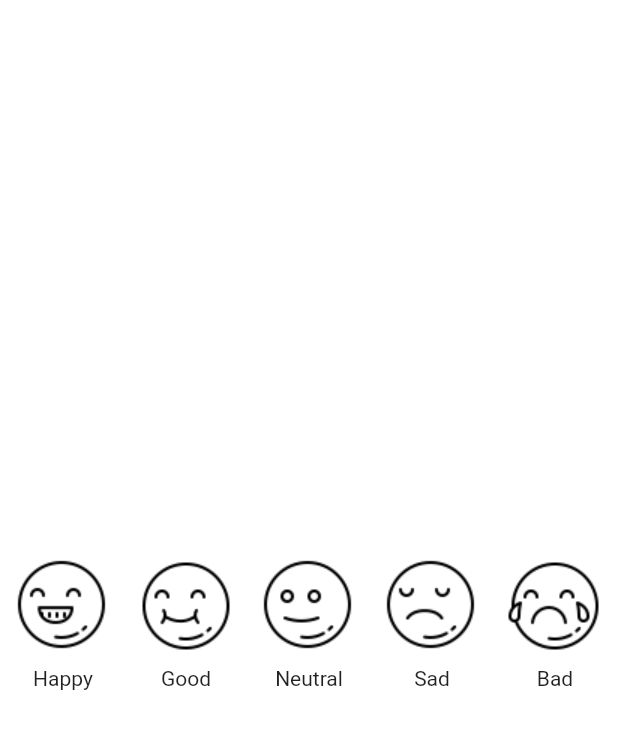
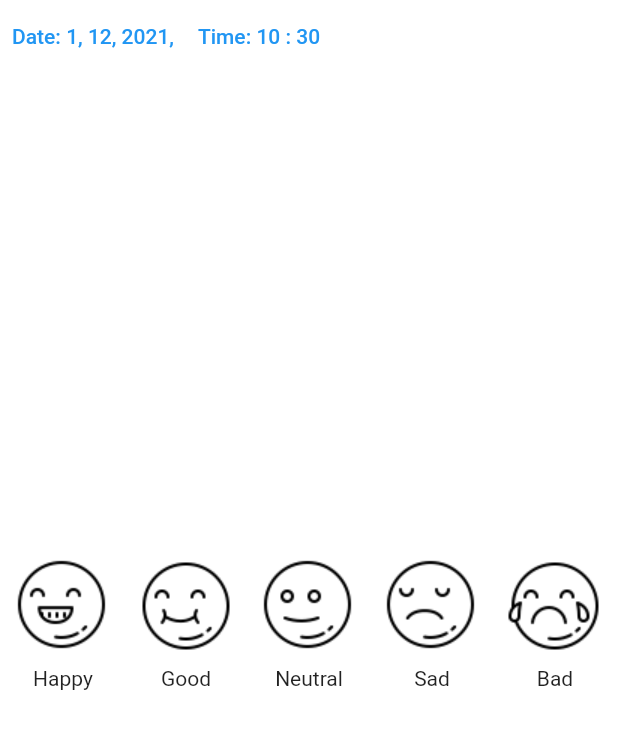
Before and after one commit to suhaozdemir/Mooday, a Flutter app: the screen it shows after launch, on a phone screen of 412 x 824 dp. Shown: the top 729 px of the screen. Run offline on Flutter 3.47's test engine with Material 2 defaults, Android fonts, the phone set to English and light mode, and no system bars; our stand-ins replace animated_text_kit, device_preview, firebase_auth, firebase_core; accounts and stored records are empty.

Commit message:
Added Date and Time Picker

```diff
--- a/lib/screens/mood/mood_screen.dart
+++ b/lib/screens/mood/mood_screen.dart
@@ -1,14 +1,47 @@
 import 'package:flutter/material.dart';
 import 'package:mooday/screens/mood/localwidgets/mood_icons.dart';
 
-class MoodScreen extends StatelessWidget {
-  const MoodScreen({Key? key}) : super(key: key);
+class MoodScreen extends StatefulWidget {
+  @override
+  State<MoodScreen> createState() => _MoodScreenState();
+}
+
+class _MoodScreenState extends State<MoodScreen> {
+  late DateTime pickedDate;
+  late TimeOfDay pickedTime;
+
+  @override
+  void initState() {
+    super.initState();
+    pickedDate = DateTime.now();
+    pickedTime = TimeOfDay.now();
+    print(pickedDate);
+  }
 
   @override
   Widget build(BuildContext context) {
     return Scaffold(
       backgroundColor: Colors.white,
-      body: Center(
+      body: Stack(
+        children: [
+          SafeArea(
+            child: Row(
+              crossAxisAlignment: CrossAxisAlignment.start,
+              children: [
+                TextButton(
+                  child: Text(
+                      'Date: ${pickedDate.day}, ${pickedDate.month}, ${pickedDate.year},'),
+                  onPressed: _pickDate,
+                ),
+                TextButton(
+                  child:
+                      Text('Time: ${pickedTime.hour} : ${pickedTime.minute}'),
+                  onPressed: _pickTime,
+                ),
+              ],
+            ),
+          ),
+          Center(
             child: Row(
               mainAxisAlignment: MainAxisAlignment.spaceEvenly,
               children: [
@@ -36,6 +69,33 @@ class MoodScreen extends StatelessWidget {
               ],
             ),
           ),
+        ],
+      ),
     );
   }
+
+  _pickDate() async {
+    DateTime? date = await showDatePicker(
+        context: context,
+        initialDate: pickedDate,
+        firstDate: DateTime(DateTime.now().year - 1),
+        lastDate: DateTime.now());
+
+    if (date != null) {
+      setState(() {
+        pickedDate = date;
+      });
     }
+  }
+
+  _pickTime() async {
+    TimeOfDay? time =
+        await showTimePicker(context: context, initialTime: pickedTime);
+
+    if (time != null) {
+      setState(() {
+        pickedTime = time;
+      });
+    }
+  }
+}
```
Lines whose indentation alone changed are shown as unchanged.
